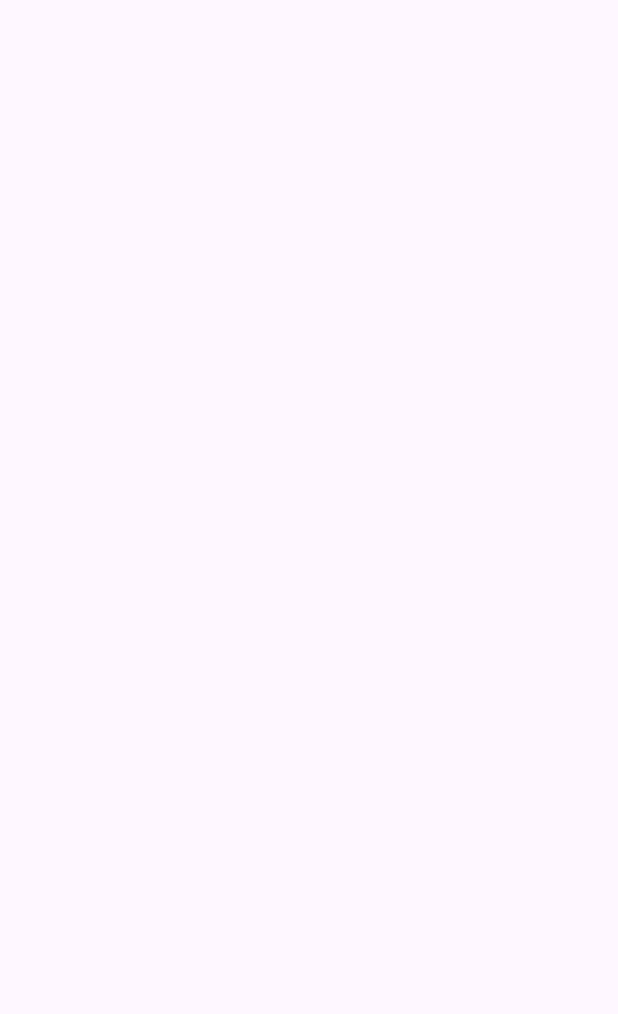
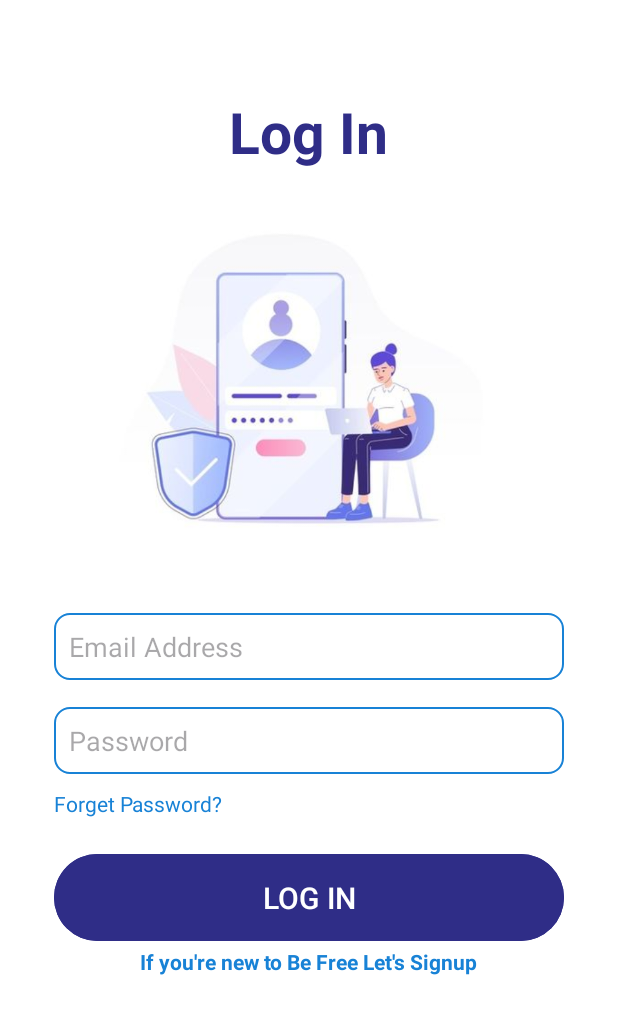
Before and after one commit to Vihari7/BeFreeApp, an Android app: the Login screen opened directly, with no data from a screen before it, on a phone screen of 412 x 824 dp. Before the commit the part shown is empty. Shown: the top 1014 px of the screen. Run offline under Robolectric (Android 15) with nearby library versions, the phone set to English and light mode, and no system bars.

Commit message:
link login and signup pages

```diff
--- a/app/build.gradle.kts
+++ b/app/build.gradle.kts
@@ -14,6 +14,7 @@ android {
         versionName = "1.0"
 
         testInstrumentationRunner = "androidx.test.runner.AndroidJUnitRunner"
+        vectorDrawables.useSupportLibrary = true
     }
 
     buildTypes {
--- a/app/src/main/AndroidManifest.xml
+++ b/app/src/main/AndroidManifest.xml
@@ -12,6 +12,12 @@
         android:supportsRtl="true"
         android:theme="@style/Theme.BeFreeApp"
         tools:targetApi="31">
+        <activity
+            android:name=".ForgotPassword"
+            android:exported="false" />
+        <activity
+            android:name=".Dashboard"
+            android:exported="false" />
         <activity
             android:name=".Login"
             android:exported="false" />
--- a/app/src/main/java/com/viha/befreeapp/Login.java
+++ b/app/src/main/java/com/viha/befreeapp/Login.java
@@ -3,6 +3,10 @@ package com.viha.befreeapp;
 import androidx.appcompat.app.AppCompatActivity;
 
 import android.os.Bundle;
+import android.content.Intent;
+import android.view.View;
+import android.widget.Button;
+import android.widget.TextView;
 
 public class Login extends AppCompatActivity {
 
@@ -10,5 +14,35 @@ public class Login extends AppCompatActivity {
     protected void onCreate(Bundle savedInstanceState) {
         super.onCreate(savedInstanceState);
         setContentView(R.layout.activity_login);
+        Button buttonLogin = findViewById(R.id.buttonSignup);
+        TextView linkToSignup = findViewById(R.id.linkToSignup);
+        TextView linkToForgetPW = findViewById(R.id.linktoForgetPW);
+
+        buttonLogin.setOnClickListener(new View.OnClickListener() {
+            @Override
+            public void onClick(View v) {
+                // Redirect to Dashboard
+                Intent intent = new Intent(Login.this, Dashboard.class);
+                startActivity(intent);
+            }
+        });
+
+        linkToSignup.setOnClickListener(new View.OnClickListener() {
+            @Override
+            public void onClick(View v) {
+                // Redirect to Signup
+                Intent intent = new Intent(Login.this, Signup.class);
+                startActivity(intent);
+            }
+        });
+
+        linkToForgetPW.setOnClickListener(new View.OnClickListener() {
+            @Override
+            public void onClick(View v) {
+                // Redirect to Forgot Password page
+                Intent intent = new Intent(Login.this, ForgotPassword.class);
+                startActivity(intent);
+            }
+        });
     }
 }
--- a/app/src/main/java/com/viha/befreeapp/Signup.java
+++ b/app/src/main/java/com/viha/befreeapp/Signup.java
@@ -20,9 +20,8 @@ public class Signup extends AppCompatActivity {
         buttonSignup.setOnClickListener(new View.OnClickListener() {
             @Override
             public void onClick(View v) {
-                // Your signup logic here
 
-                // Redirect to Login activity after signup
+                // Redirect to Login page
                 Intent intent = new Intent(Signup.this, Login.class);
                 startActivity(intent);
             }
--- a/app/src/main/res/layout/activity_login.xml
+++ b/app/src/main/res/layout/activity_login.xml
@@ -1,9 +1,84 @@
 <?xml version="1.0" encoding="utf-8"?>
-<androidx.constraintlayout.widget.ConstraintLayout xmlns:android="http://schemas.android.com/apk/res/android"
+<LinearLayout xmlns:android="http://schemas.android.com/apk/res/android"
     xmlns:app="http://schemas.android.com/apk/res-auto"
     xmlns:tools="http://schemas.android.com/tools"
     android:layout_width="match_parent"
     android:layout_height="match_parent"
+    android:background="@color/white"
+    android:orientation="vertical"
+    android:padding="36dp"
     tools:context=".Login">
 
-</androidx.constraintlayout.widget.ConstraintLayout>
+    <TextView
+        android:id="@+id/logintext"
+        android:layout_width="wrap_content"
+        android:layout_height="wrap_content"
+        android:layout_gravity="center"
+        android:layout_marginTop="16dp"
+        android:padding="10dp"
+        android:text="Log In"
+        android:textColor="@color/blueButton"
+        android:textSize="38sp"
+        android:textStyle="bold" />
+
+    <ImageView
+        android:id="@+id/loginImage"
+        android:layout_width="wrap_content"
+        android:layout_height="277dp"
+        android:layout_gravity="center"
+        android:src="@drawable/login" />
+
+    <EditText
+        android:id="@+id/typeEmail"
+        android:layout_width="match_parent"
+        android:layout_height="wrap_content"
+        android:layout_marginTop="8dp"
+        android:background="@drawable/round_edittext"
+        android:hint="Email Address"
+        android:padding="10dp"
+        android:textColor="@color/softBlueLight" />
+
+    <EditText
+        android:id="@+id/typePassword"
+        android:layout_width="match_parent"
+        android:layout_height="wrap_content"
+        android:layout_marginTop="18dp"
+        android:background="@drawable/round_edittext"
+        android:hint="Password"
+        android:inputType="textPassword"
+        android:padding="10dp"
+        android:textColor="@color/softBlueLight" />
+
+    <TextView
+        android:id="@+id/linktoForgetPW"
+        android:layout_width="wrap_content"
+        android:layout_height="19dp"
+        android:layout_gravity="left"
+        android:layout_marginTop="10dp"
+        android:text="Forget Password?"
+        android:textColor="@color/blueDarkest" />
+
+    <Button
+        android:id="@+id/buttonSignup"
+        android:layout_width="match_parent"
+        android:layout_height="wrap_content"
+        android:layout_marginTop="20dp"
+        android:backgroundTint="@color/blueButton"
+        android:padding="15dp"
+        android:text="LOG IN"
+        android:textColor="@color/white"
+        android:textSize="20dp" />
+
+    <TextView
+        android:id="@+id/linkToSignup"
+        android:layout_width="wrap_content"
+        android:layout_height="wrap_content"
+        android:layout_gravity="center"
+        android:clickable="true"
+        android:focusable="true"
+        android:gravity="center"
+        android:text="If you're new to Be Free Let's Signup"
+        android:textAlignment="gravity"
+        android:textColor="@color/blueDarkest"
+        android:textStyle="bold" />
+</LinearLayout>
```
Also changed, not shown: app/src/main/java/com/viha/befreeapp/Dashboard.java (added, +14 -0 lines), app/src/main/java/com/viha/befreeapp/ForgotPassword.java (added, +14 -0 lines), app/src/main/res/layout/activity_dashboard.xml (added, +9 -0 lines), app/src/main/res/layout/activity_forgot_password.xml (added, +9 -0 lines), app/src/main/res/layout/activity_signup.xml (+1 -11 lines), app/src/main/res/drawable/login.jpg, app/src/main/res/drawable/signup.jpg.
